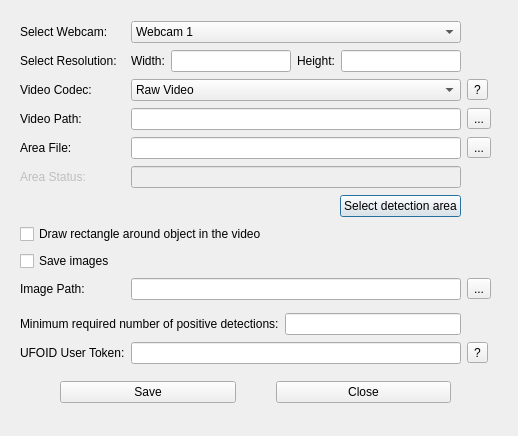
This is src/settingsdialog.ui in UFOID/UFO-Detector as Qt 5 draws it before an edit. The edited form follows.
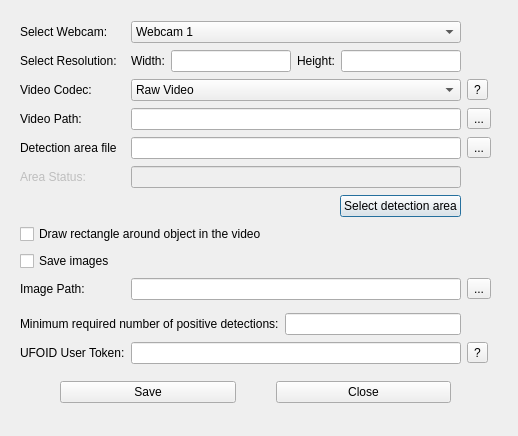
This is the edited form.

Commit message: Clarified detection area file related naming

What changed in the file:
```diff
--- a/src/settingsdialog.ui
+++ b/src/settingsdialog.ui
@@ -45,7 +45,7 @@
     <item row="4" column="0">
      <widget class="QLabel" name="labelXMLfile">
       <property name="text">
-       <string>Area File:</string>
+       <string>Detection area file</string>
       </property>
      </widget>
     </item>
```
Left out of the diff: 8 changed lines with no effect on the pictures. The commit also changes 10 other files.
